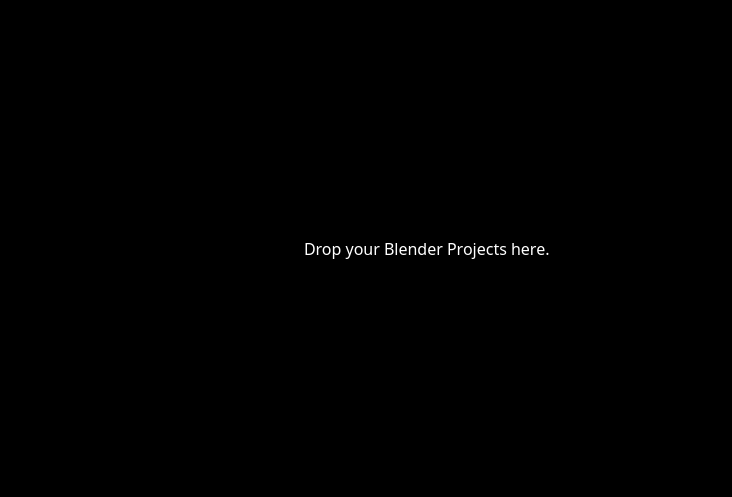
The window that ui/drop_file_tip.ui (newo-ether/Rendrop) describes before a commit, drawn with Qt 5.
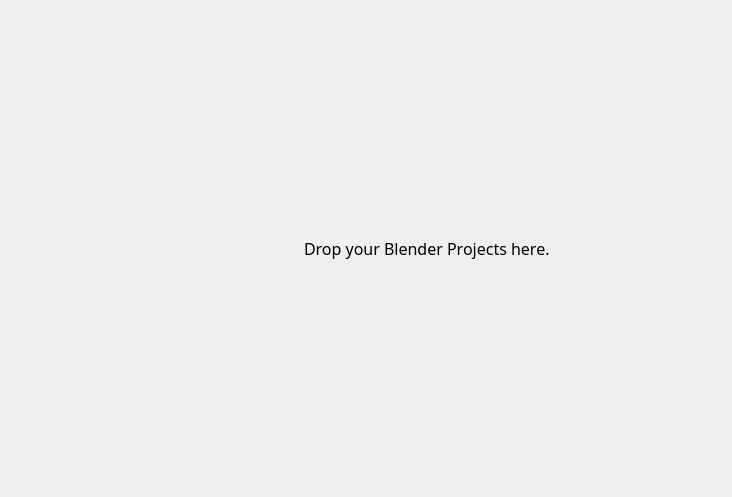
The same window after the commit. Icons and pictures are not drawn.

Patch:
```diff
--- a/ui/drop_file_tip.ui
+++ b/ui/drop_file_tip.ui
@@ -13,11 +13,6 @@
   <property name="windowTitle">
    <string>Form</string>
   </property>
-  <property name="styleSheet">
-   <string notr="true">background: transparent;
-background-color: black;
-border: none;</string>
-  </property>
   <layout class="QHBoxLayout" name="horizontalLayout">
    <property name="spacing">
     <number>0</number>
@@ -36,11 +31,6 @@
    </property>
    <item>
     <widget class="QWidget" name="ContentWidget" native="true">
-     <property name="styleSheet">
-      <string notr="true">border-radius: 10px;
-background: transparent;
-border: none;</string>
-     </property>
      <layout class="QHBoxLayout" name="horizontalLayout_2">
       <property name="spacing">
        <number>22</number>
@@ -72,9 +62,6 @@
           <height>100</height>
          </size>
         </property>
-        <property name="styleSheet">
-         <string notr="true">background: transparent;</string>
-        </property>
         <property name="text">
          <string/>
         </property>
@@ -90,14 +77,10 @@
        <widget class="QLabel" name="label">
         <property name="font">
          <font>
-          <family>Pixel Mixed</family>
+          <family>Mi Outfit</family>
           <pointsize>12</pointsize>
          </font>
         </property>
-        <property name="styleSheet">
-         <string notr="true">background: transparent;
-color: white;</string>
-        </property>
         <property name="text">
          <string>Drop your Blender Projects here.</string>
         </property>
```
